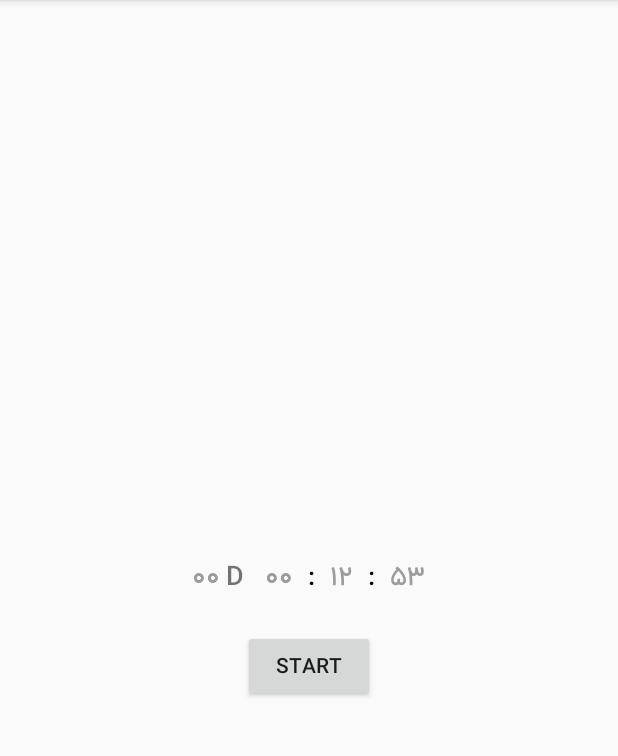
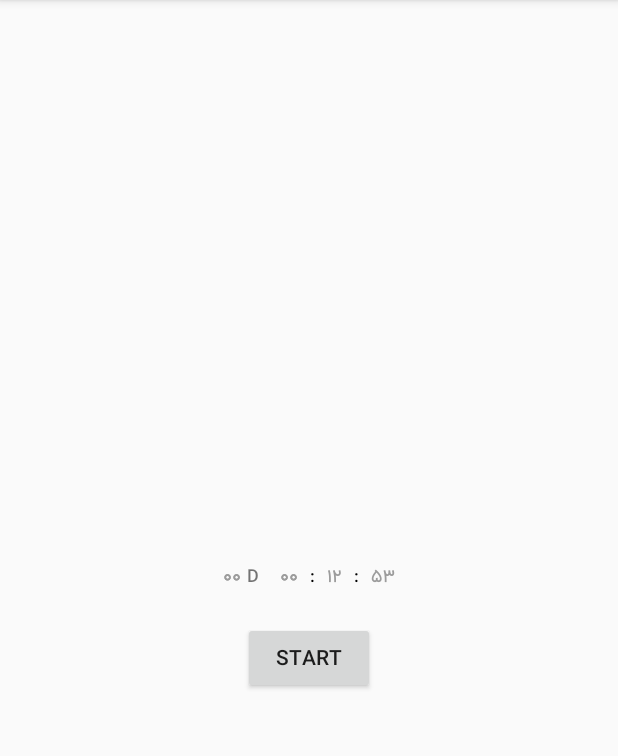
Before and after one commit to jsaman19/easyCountDownTimer, an Android app: the screen it shows after launch (MainActivity), on a phone screen of 412 x 824 dp, the part 84-840 px from its top. Run offline under Robolectric (Android 15) with nearby library versions, the phone set to English and light mode, and no system bars.

Commit message:
fixed font size issue and space issue between days label and hour

```diff
--- a/easycountdowntimer/build.gradle
+++ b/easycountdowntimer/build.gradle
@@ -7,8 +7,8 @@ android {
     defaultConfig {
         minSdkVersion 14
         targetSdkVersion 28
-        versionCode 11
-        versionName "2.4.0"
+        versionCode 12
+        versionName "2.4.1"
 
         testInstrumentationRunner "androidx.test.runner.AndroidJUnitRunner"
 
--- a/easycountdowntimer/src/main/java/ir/samanjafari/easycountdowntimer/EasyCountDownTextview.java
+++ b/easycountdowntimer/src/main/java/ir/samanjafari/easycountdowntimer/EasyCountDownTextview.java
@@ -6,6 +6,7 @@ import android.graphics.Typeface;
 import android.text.Editable;
 import android.text.TextWatcher;
 import android.util.AttributeSet;
+import android.util.TypedValue;
 import android.view.LayoutInflater;
 import android.view.View;
 import android.view.animation.Animation;
@@ -176,21 +177,21 @@ public class EasyCountDownTextview extends LinearLayout {
     }
 
     public void setTextSize(int size) {
-        daysTxt.setTextSize(size);
-        topDaysTxt.setTextSize(size);
-        belowDaysTxt.setTextSize(size);
-        hoursTxt.setTextSize(size);
-        topHoursTxt.setTextSize(size);
-        belowHoursTxt.setTextSize(size);
-        minuteTxt.setTextSize(size);
-        topMinuteTxt.setTextSize(size);
-        belowMinuteTxt.setTextSize(size);
-        secondTxt.setTextSize(size);
-        topSecondTxt.setTextSize(size);
-        belowSecondTxt.setTextSize(size);
-        colon1.setTextSize(size);
-        colon2.setTextSize(size);
-        daysLbl.setTextSize(size);
+        daysTxt.setTextSize(TypedValue.COMPLEX_UNIT_PX, size);
+        topDaysTxt.setTextSize(TypedValue.COMPLEX_UNIT_PX, size);
+        belowDaysTxt.setTextSize(TypedValue.COMPLEX_UNIT_PX, size);
+        hoursTxt.setTextSize(TypedValue.COMPLEX_UNIT_PX, size);
+        topHoursTxt.setTextSize(TypedValue.COMPLEX_UNIT_PX, size);
+        belowHoursTxt.setTextSize(TypedValue.COMPLEX_UNIT_PX, size);
+        minuteTxt.setTextSize(TypedValue.COMPLEX_UNIT_PX, size);
+        topMinuteTxt.setTextSize(TypedValue.COMPLEX_UNIT_PX, size);
+        belowMinuteTxt.setTextSize(TypedValue.COMPLEX_UNIT_PX, size);
+        secondTxt.setTextSize(TypedValue.COMPLEX_UNIT_PX, size);
+        topSecondTxt.setTextSize(TypedValue.COMPLEX_UNIT_PX, size);
+        belowSecondTxt.setTextSize(TypedValue.COMPLEX_UNIT_PX, size);
+        colon1.setTextSize(TypedValue.COMPLEX_UNIT_PX, size);
+        colon2.setTextSize(TypedValue.COMPLEX_UNIT_PX, size);
+        daysLbl.setTextSize(TypedValue.COMPLEX_UNIT_PX, size);
     }
 
     public void setShowHours(boolean show) {
--- a/easycountdowntimer/src/main/res/layout/view_textview.xml
+++ b/easycountdowntimer/src/main/res/layout/view_textview.xml
@@ -45,11 +45,9 @@
         android:layout_height="wrap_content"
         android:layout_gravity="center_vertical"
         android:gravity="center_vertical"
-        android:text="Days"/>
-
-    <View
-        android:layout_width="10dp"
-        android:layout_height="1dp"/>
+        android:text="Days"
+        android:layout_marginEnd="10dp"
+        android:layout_marginRight="10dp"/>
 
     <RelativeLayout
         android:id="@+id/hours_layout"
```
